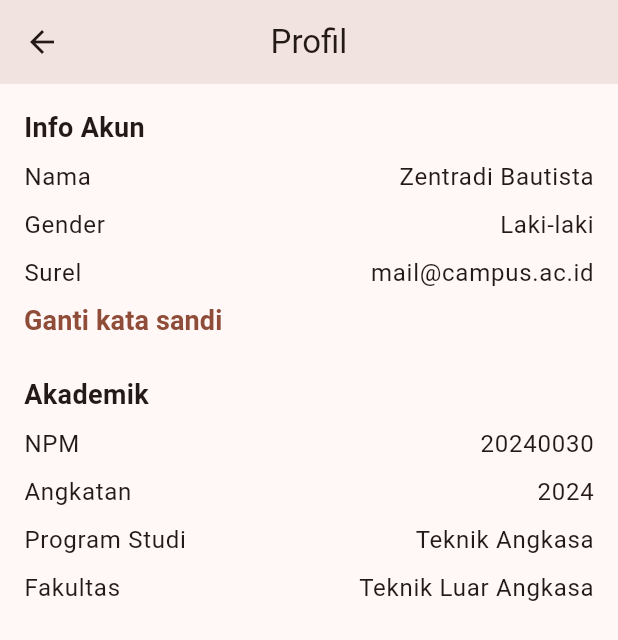
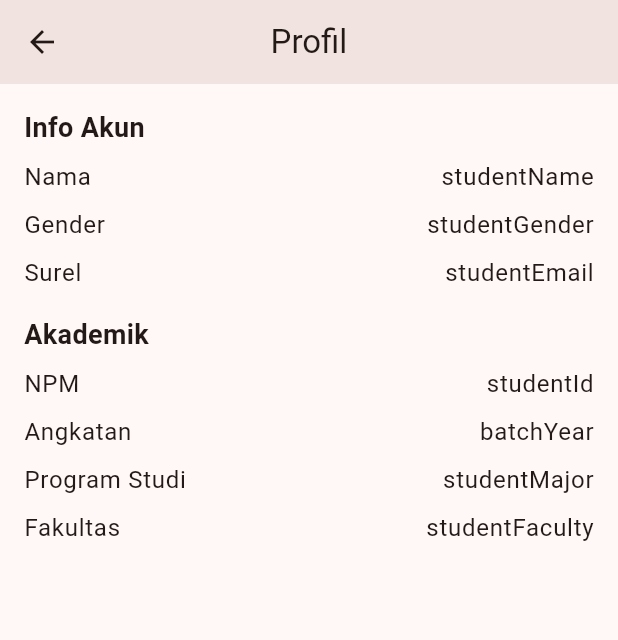
Before and after one commit to hafidz98/rumbuk_mobile, a Flutter app: the ProfileDetailScreen screen opened directly, on a phone screen of 412 x 824 dp. Shown: the top 640 px of the screen. Run offline on Flutter 3.47's test engine with Material 3 defaults, Android fonts, the phone set to English and light mode, and no system bars; our stand-ins replace easy_date_timeline, flutter_native_splash, freezed_annotation, get, get_it, get_storage and 1 more; missing offline and left inert: flutter_inappwebview, flutter_screen_lock; accounts and stored records are empty; network calls fail; statements that could not run were skipped.

```diff
--- a/lib/screens/profile/profile_detail.dart
+++ b/lib/screens/profile/profile_detail.dart
@@ -1,12 +1,17 @@
 import 'package:flutter/material.dart';
+import 'package:get/get.dart';
+import 'package:id_rumbuk_app/screens/profile/profile.controller.dart';
 
 class ProfileDetailScreen extends StatelessWidget {
   const ProfileDetailScreen({Key? key}) : super(key: key);
 
   @override
   Widget build(BuildContext context) {
+    ProfileController controller = Get.put(ProfileController());
+
     return Scaffold(
-      appBar: AppBar(centerTitle: true, title: const Text('Profil'), elevation: 8),
+      appBar:
+          AppBar(centerTitle: true, title: const Text('Profil'), elevation: 8),
       body: SafeArea(
         child: Padding(
           padding: const EdgeInsets.symmetric(vertical: 16, horizontal: 16),
@@ -15,9 +20,7 @@ class ProfileDetailScreen extends StatelessWidget {
             children: [
               const Text(
                 'Info Akun',
-                style: TextStyle(
-                    fontSize: 18,
-                    fontWeight: FontWeight.bold),
+                style: TextStyle(fontSize: 18, fontWeight: FontWeight.bold),
               ),
               const SizedBox(height: 8),
               Row(
@@ -27,9 +30,11 @@ class ProfileDetailScreen extends StatelessWidget {
                     'Nama',
                     style: Theme.of(context).textTheme.bodyLarge,
                   ),
-                  Text(
-                    'Zentradi Bautista',
+                  Obx(
+                    () => Text(
+                      controller.studentData.value.name ?? 'studentName',
                       style: Theme.of(context).textTheme.bodyLarge,
+                    ),
                   ),
                 ],
               ),
@@ -41,9 +46,22 @@ class ProfileDetailScreen extends StatelessWidget {
                     'Gender',
                     style: Theme.of(context).textTheme.bodyLarge,
                   ),
-                  Text(
-                    'Laki-laki',
+                  Obx(
+                    () {
+                      var gen = controller.studentData.value.gender;
+                      switch (gen) {
+                        case 'l':
+                          gen = 'Laki-laki';
+                        case 'p':
+                          gen = 'Perempuan';
+                        default:
+                          gen = 'studentGender';
+                      }
+                      return Text(
+                        gen,
                         style: Theme.of(context).textTheme.bodyLarge,
+                      );
+                    },
                   ),
                 ],
               ),
@@ -55,30 +73,29 @@ class ProfileDetailScreen extends StatelessWidget {
                     'Surel',
                     style: Theme.of(context).textTheme.bodyLarge,
                   ),
-                  Text(
-                    'mail@campus.ac.id',
+                  Obx(
+                    () => Text(
+                      controller.studentData.value.email ?? 'studentEmail',
                       style: Theme.of(context).textTheme.bodyLarge,
+                    ),
                   ),
                 ],
               ),
-              TextButton(
-                  style: ButtonStyle(
-                      splashFactory: InkSplash.splashFactory,
-                      visualDensity: VisualDensity.compact,
-                      padding: MaterialStateProperty.all(EdgeInsets.zero)),
-                  onPressed: () {},
-                  child: const Text(
-                    'Ganti kata sandi',
-                    style: TextStyle(
-                        fontSize: 18,
-                        fontWeight: FontWeight.bold),
-                  )),
+              // TextButton(
+              //   style: ButtonStyle(
+              //       splashFactory: InkSplash.splashFactory,
+              //       visualDensity: VisualDensity.compact,
+              //       padding: MaterialStateProperty.all(EdgeInsets.zero)),
+              //   onPressed: () {},
+              //   child: const Text(
+              //     'Ganti kata sandi',
+              //     style: TextStyle(fontSize: 18, fontWeight: FontWeight.bold),
+              //   ),
+              // ),
               const SizedBox(height: 16),
               const Text(
                 'Akademik',
-                style: TextStyle(
-                    fontSize: 18,
-                    fontWeight: FontWeight.bold),
+                style: TextStyle(fontSize: 18, fontWeight: FontWeight.bold),
               ),
               const SizedBox(height: 8),
               Row(
@@ -88,9 +105,11 @@ class ProfileDetailScreen extends StatelessWidget {
                     'NPM',
                     style: Theme.of(context).textTheme.bodyLarge,
                   ),
-                  Text(
-                    '20240030',
+                  Obx(
+                    () => Text(
+                      controller.studentData.value.studentId ?? 'studentId',
                       style: Theme.of(context).textTheme.bodyLarge,
+                    ),
                   ),
                 ],
               ),
@@ -102,9 +121,11 @@ class ProfileDetailScreen extends StatelessWidget {
                     'Angkatan',
                     style: Theme.of(context).textTheme.bodyLarge,
                   ),
-                  Text(
-                    '2024',
+                  Obx(
+                    () => Text(
+                      '${controller.studentData.value.batchYear ?? 'batchYear'}',
                       style: Theme.of(context).textTheme.bodyLarge,
+                    ),
                   ),
                 ],
               ),
@@ -116,9 +137,11 @@ class ProfileDetailScreen extends StatelessWidget {
                     'Program Studi',
                     style: Theme.of(context).textTheme.bodyLarge,
                   ),
-                  Text(
-                    'Teknik Angkasa',
+                  Obx(
+                    () => Text(
+                      controller.studentData.value.major ?? 'studentMajor',
                       style: Theme.of(context).textTheme.bodyLarge,
+                    ),
                   ),
                 ],
               ),
@@ -130,9 +153,11 @@ class ProfileDetailScreen extends StatelessWidget {
                     'Fakultas',
                     style: Theme.of(context).textTheme.bodyLarge,
                   ),
-                  Text(
-                    'Teknik Luar Angkasa',
+                  Obx(
+                    () => Text(
+                      controller.studentData.value.faculty ?? 'studentFaculty',
                       style: Theme.of(context).textTheme.bodyLarge,
+                    ),
                   ),
                 ],
               ),
--- /dev/null
+++ b/lib/screens/reservation/reservation.controller.dart
@@ -0,0 +1,5 @@
+import 'package:get/get.dart';
+
+class ReservationController extends GetxController{
+
+}
--- a/lib/screens/reservation/reservation.service.dart
+++ b/lib/screens/reservation/reservation.service.dart
@@ -0,0 +1,8 @@
+import 'package:get/get.dart';
+import 'package:id_rumbuk_app/model/dto/api.config.dart';
+
+class ReservationService extends GetConnect{
+  final String apiEndpoint = ApiConfig.baseUrl + ApiConfig.reservation;
+
+
+}
```
Also changed, not shown: lib/screens/reservation/dto/reservation.request.dart (added), lib/screens/reservation/dto/reservation.response.dart (added), lib/screens/reservation/entity/reservation.dart (added), lib/screens/reservation/mapper/reservation.mapper.dart (added). Lines whose indentation alone changed are shown as unchanged.
